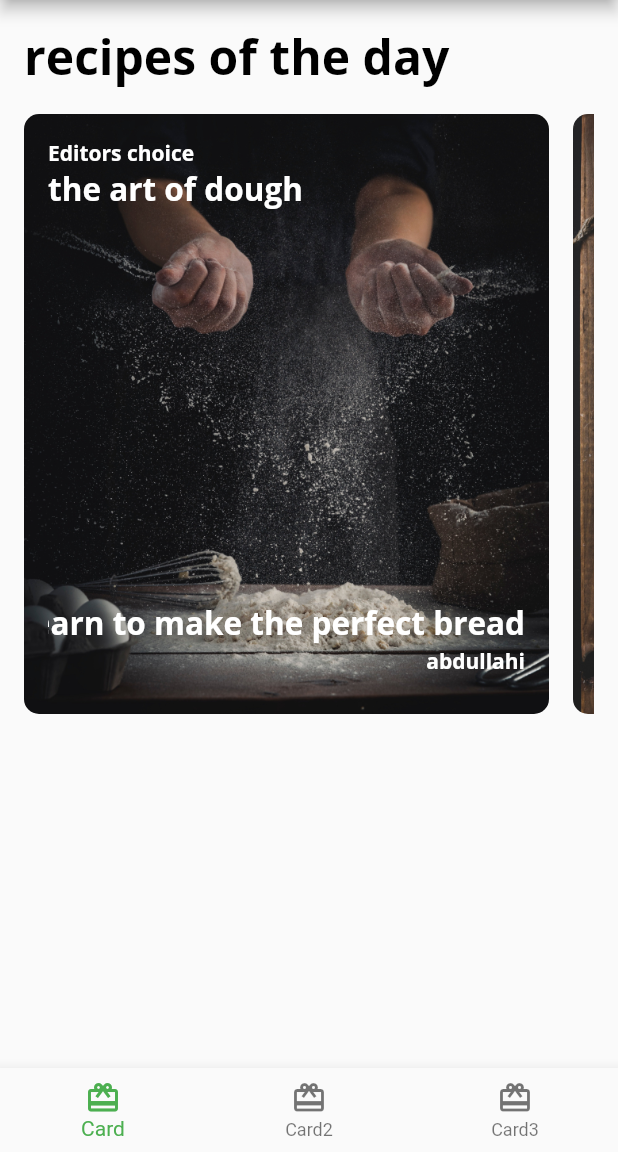
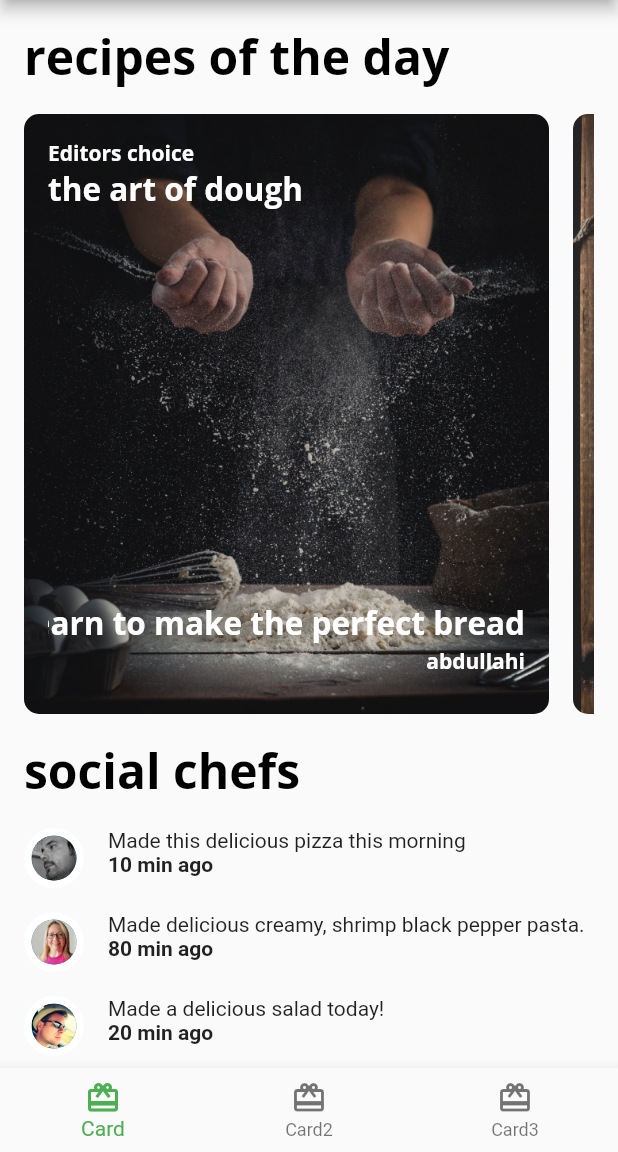
Before and after one commit to abdiulismail/prochef, a Flutter app: the screen it shows after launch, on a phone screen of 412 x 824 dp, the part 84-1236 px from its top. Run offline on Flutter 3.47's test engine with Material 2 defaults, Android fonts, the phone set to English and light mode, and no system bars; our stand-ins replace google_fonts.

Commit message:
finished listView

```diff
--- a/lib/components/components.dart
+++ b/lib/components/components.dart
@@ -3,4 +3,6 @@
 export 'card2.dart';
 export 'card3.dart';
 export 'circle_image.dart';
+export 'friend_post_list_view.dart';
+export 'friend_post_tile.dart';
 export 'today_recipe_list_view.dart';
--- /dev/null
+++ b/lib/components/friend_post_list_view.dart
@@ -0,0 +1,47 @@
+import 'package:flutter/material.dart';
+import 'package:prochef/components/components.dart';
+import 'package:prochef/models/models.dart';
+
+class FriendPostListView extends StatelessWidget {
+  final List<Post> friendPosts;
+
+  FriendPostListView({super.key, required this.friendPosts});
+
+  @override
+  Widget build(BuildContext context) {
+    return Padding(
+      padding: EdgeInsets.only(left: 16, right: 16, top: 0),
+      child: Column(
+        crossAxisAlignment: CrossAxisAlignment.start,
+        children: [
+          Text(
+            'social chefs',
+            style: Theme.of(context).textTheme.headline1,
+          ),
+          SizedBox(
+            height: 16,
+          ),
+          ListView.separated(
+            primary: false,
+            physics: NeverScrollableScrollPhysics(),
+            shrinkWrap: true,
+            scrollDirection: Axis.vertical,
+            itemCount: friendPosts.length,
+            itemBuilder: (context, index) {
+              final post = friendPosts[index];
+              return FriendPostTile(post: post);
+            },
+            separatorBuilder: (context, index) {
+              return SizedBox(
+                height: 16,
+              );
+            },
+          ),
+          SizedBox(
+            height: 16,
+          )
+        ],
+      ),
+    );
+  }
+}
--- /dev/null
+++ b/lib/components/friend_post_tile.dart
@@ -0,0 +1,38 @@
+import 'package:flutter/material.dart';
+import 'package:prochef/components/circle_image.dart';
+import 'package:prochef/models/models.dart';
+
+class FriendPostTile extends StatelessWidget {
+  final Post post;
+
+  FriendPostTile({super.key, required this.post});
+
+  @override
+  Widget build(BuildContext context) {
+    return Row(
+      crossAxisAlignment: CrossAxisAlignment.start,
+      mainAxisAlignment: MainAxisAlignment.start,
+      children: [
+        CircleImage(
+          imageProvider: AssetImage(post.profileImageUrl),
+          imageRadius: 20,
+        ),
+        SizedBox(
+          width: 16,
+        ),
+        Expanded(
+          child: Column(
+            crossAxisAlignment: CrossAxisAlignment.start,
+            children: [
+              Text(post.comment),
+              Text(
+                '${post.timestamp} min ago',
+                style: TextStyle(fontWeight: FontWeight.w700),
+              )
+            ],
+          ),
+        )
+      ],
+    );
+  }
+}
--- a/lib/screens/explore_screen.dart
+++ b/lib/screens/explore_screen.dart
@@ -15,9 +15,17 @@
       future: mockservice.getExploreData(),
       builder: (context, AsyncSnapshot<ExploreData> snapshot) {
         if (snapshot.connectionState == ConnectionState.done) {
-          final recipes = snapshot.data?.todayRecipes ?? [];
-          //replace this with todayrecipelistview
-          return TodayRecipeListView(recipes: recipes);
+          return ListView(
+            scrollDirection: Axis.vertical,
+            children: [
+              TodayRecipeListView(recipes: snapshot.data?.todayRecipes ?? []),
+              SizedBox(
+                height: 16,
+              ),
+              //replace this with friendPostListView
+              FriendPostListView(friendPosts: snapshot.data?.friendPosts ?? [])
+            ],
+          );
         } else {
           return Center(
             child: CircularProgressIndicator(),
```
